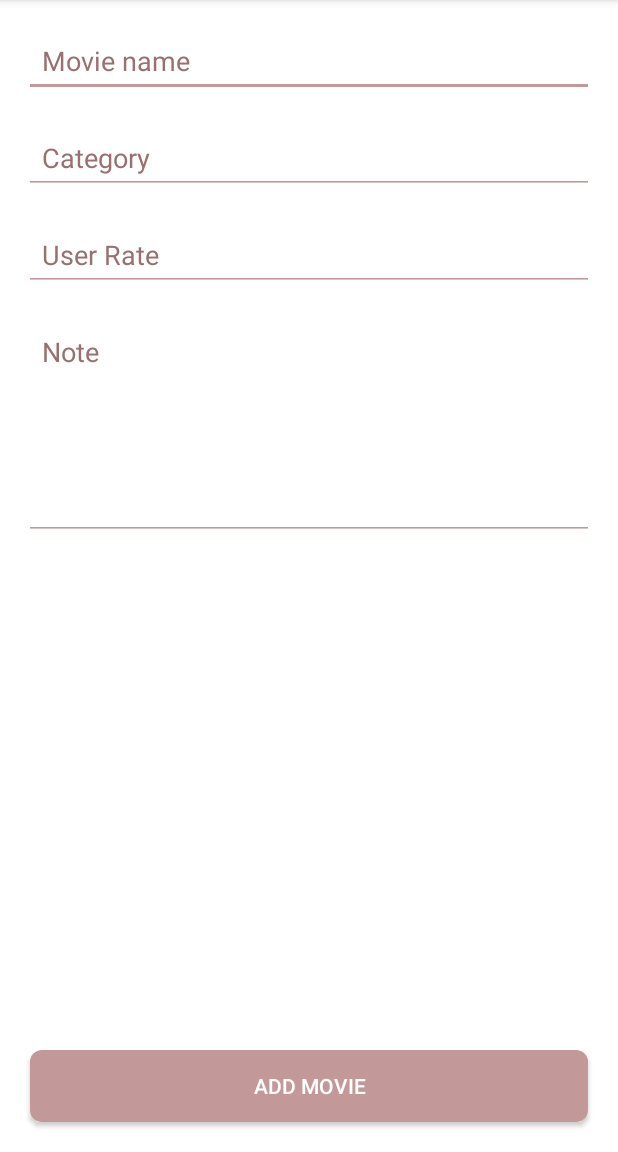
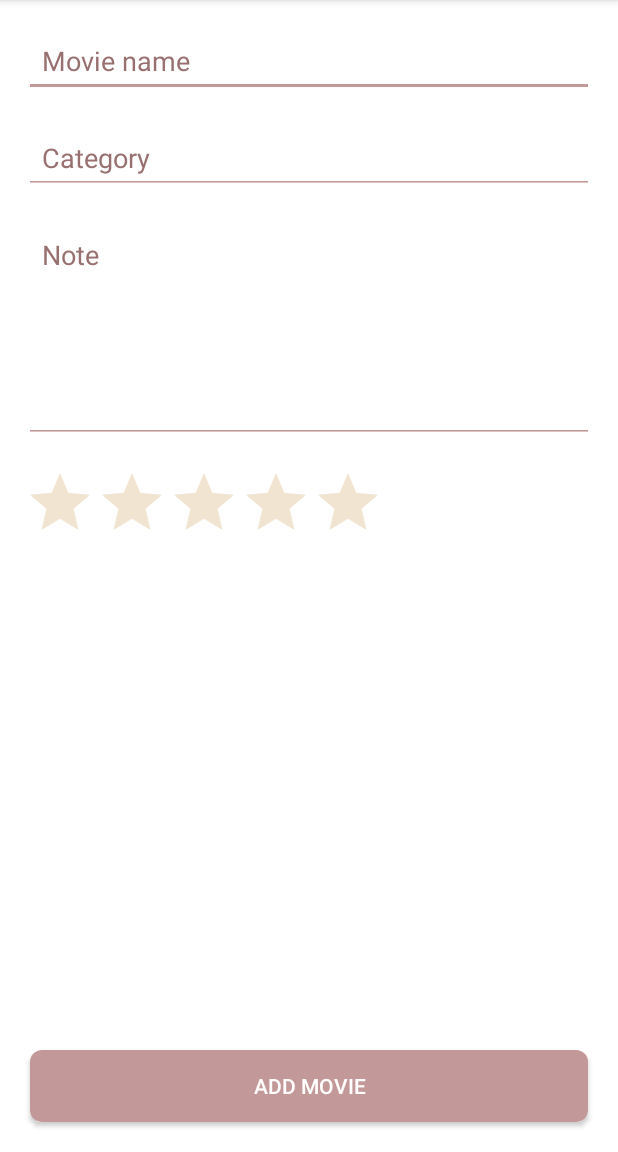
Before and after one commit to RihabFarmati/MovieQueue, an Android app: the fragment AddMovieFragment shown on its own in the app's theme, on a phone screen of 412 x 824 dp, the part 84-1236 px from its top. Run offline under Robolectric (Android 15) with nearby library versions, the light colour scheme and no system bars; our stand-ins replace Dagger/Hilt's generated code, RxJava.

Commit message:
Added rating

```diff
--- a/app/src/main/java/com/store/movie/ui/home/add/AddMovieFragment.kt
+++ b/app/src/main/java/com/store/movie/ui/home/add/AddMovieFragment.kt
@@ -42,7 +42,7 @@ class AddMovieFragment : Fragment() {
     private fun generateMovie(): Movie {
         val movieName = binding.movieName.text.toString()
         val note = binding.note.text.toString()
-        val userRate = binding.userRate.text.toString().toInt()
+        val userRate = binding.ratingBar.rating
 
         // TODO get the selected category one it's implemented
         val categoryId = 1L
--- a/app/src/main/res/layout/fragment_add_movie.xml
+++ b/app/src/main/res/layout/fragment_add_movie.xml
@@ -21,20 +21,27 @@
         app:layout_constraintTop_toBottomOf="@+id/movie_name" />
 
     <androidx.appcompat.widget.AppCompatEditText
-        android:id="@+id/user_rate"
-        style="@style/AppEditTextStyle"
-        android:hint="@string/add_movie_user_rate"
-        app:layout_constraintEnd_toEndOf="parent"
-        app:layout_constraintStart_toStartOf="parent"
-        app:layout_constraintTop_toBottomOf="@+id/category" />
-
-    <androidx.appcompat.widget.AppCompatEditText
         android:id="@+id/note"
         style="@style/AppEditTextNoteStyle"
         android:hint="@string/add_movie_note"
         app:layout_constraintEnd_toEndOf="parent"
         app:layout_constraintStart_toStartOf="parent"
-        app:layout_constraintTop_toBottomOf="@+id/user_rate" />
+        app:layout_constraintTop_toBottomOf="@+id/category" />
+
+    <android.widget.RatingBar
+        android:id="@+id/rating_bar"
+        android:layout_width="wrap_content"
+        android:layout_height="wrap_content"
+        android:layout_margin="@dimen/margin_medium"
+        android:foregroundTint="@color/primary_color"
+        android:numStars="5"
+        android:progressBackgroundTint="@color/background_color"
+        android:progressTint="@color/yellow"
+        android:rating="0.0"
+        android:stepSize="0.5"
+        android:theme="@style/Widget.AppCompat.RatingBar"
+        app:layout_constraintStart_toStartOf="parent"
+        app:layout_constraintTop_toBottomOf="@+id/note" />
 
     <androidx.appcompat.widget.AppCompatButton
         android:id="@+id/confirm_button"
--- a/app/src/main/res/navigation/mobile_navigation.xml
+++ b/app/src/main/res/navigation/mobile_navigation.xml
@@ -18,7 +18,7 @@
     <fragment
         android:id="@+id/add_movie_button"
         android:name="com.store.movie.ui.home.add.AddMovieFragment"
-        android:label="AddMovieFragment"
+        android:label="@string/add_movie_fragment"
         tools:layout="@layout/fragment_add_movie" />
 
 
```
